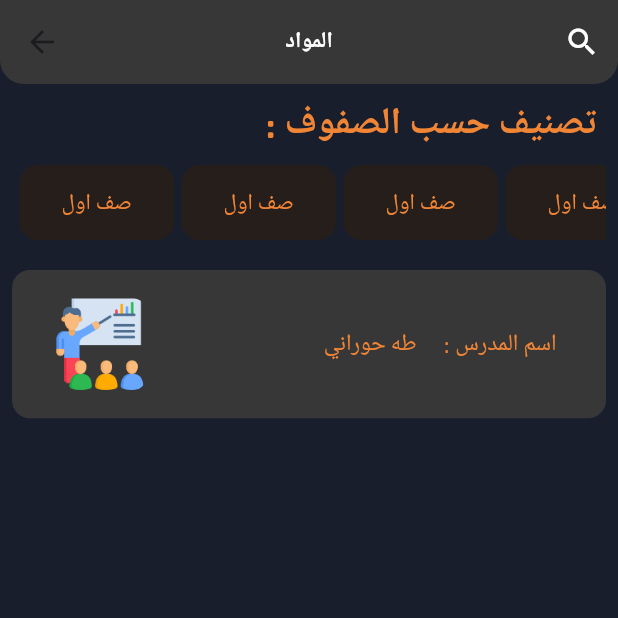
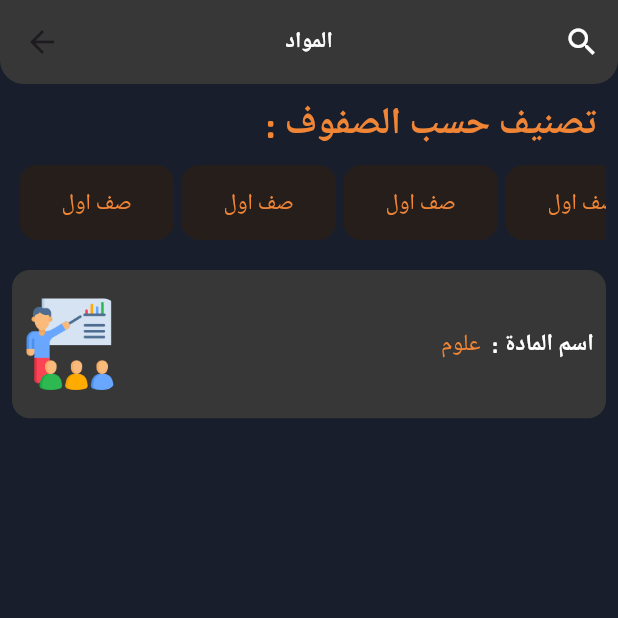
Before and after one commit to Taha12aas/quizapp, a Flutter app: the TeacherSubjects screen opened by its route, on a phone screen of 412 x 824 dp, the top half of it. Run offline on Flutter 3.47's test engine with Material 3 defaults, Android fonts, the phone set to English and light mode, and no system bars; missing offline and left inert: font_awesome_icon_class; project files that could hold a hidden picture were left out.

Commit message:
Refactoring TeacherCard and CardSubjects

```diff
--- a/lib/Mobile/views/teacher_subjects.dart
+++ b/lib/Mobile/views/teacher_subjects.dart
@@ -9,24 +9,22 @@ class TeacherSubjects extends StatelessWidget {
   static String id = 'TeacherSubjects';
   @override
   Widget build(BuildContext context) {
-    double screenHeight = MediaQuery.of(context).size.height;
-    double screenWidth = MediaQuery.of(context).size.width;
     return Scaffold(
       appBar: customAppBar('المواد', true),
-      body: Padding(
-        padding: const EdgeInsets.all(8.0),
+      body: const Padding(
+        padding: EdgeInsets.all(8.0),
         child: Column(
           crossAxisAlignment: CrossAxisAlignment.end,
           children: [
-            const Text(
+            Text(
               ' : تصنيف حسب الصفوف ',
               style: FontStyleApp.textStyleOrangeBold25,
             ),
-            const ListViewButtonClass(),
-            const SizedBox(
+            ListViewButtonClass(),
+            SizedBox(
               height: 20,
             ),
-            CardSubjects(screenHeight: screenHeight, screenWidth: screenWidth)
+            CardSubjects()
           ],
         ),
       ),
--- a/lib/Mobile/widgets/home_view/teacher_card.dart
+++ b/lib/Mobile/widgets/home_view/teacher_card.dart
@@ -8,7 +8,7 @@ class TeacherCard extends StatelessWidget {
 
   @override
   Widget build(BuildContext context) {
-    // double screenWidth = MediaQuery.of(context).size.width;
+    double screenWidth = MediaQuery.of(context).size.width;
     double screenHeight = MediaQuery.of(context).size.height;
     return Container(
       width: double.infinity,
@@ -25,8 +25,7 @@ class TeacherCard extends StatelessWidget {
             borderRadius: BorderRadius.circular(8),
             child: Image.asset(
               'assets/images/TeachersTaha.jpg',
-              // عرض الصورة
-              height: screenHeight * 0.074, // ارتفاع الصورة
+              height: screenHeight * 0.074,
               fit: BoxFit.cover,
             ),
           ),
@@ -42,21 +41,17 @@ class TeacherCard extends StatelessWidget {
                       'طه حوراني',
                       style: FontStyleApp.textStyleOrange15
                           .copyWith(fontSize: getResponsiveText(context, 15)),
-                      // نص برتقالي
                     ),
-                    const SizedBox(
-                      width: 10,
-                    ),
+                    SizedBox(width: screenWidth * 0.02),
                     Text(
                       ': اسم المدرس',
                       style: FontStyleApp.textStylewite15
                           .copyWith(fontSize: getResponsiveText(context, 15)),
-                      // نص أبيض
                     ),
                   ],
                 ),
-                const SizedBox(
-                  height: 10,
+                SizedBox(
+                  height: screenHeight * 0.02,
                 ),
                 Row(
                   mainAxisAlignment: MainAxisAlignment.end,
--- a/lib/Mobile/widgets/teachers_view_and_teacher_subjects/card_subjects.dart
+++ b/lib/Mobile/widgets/teachers_view_and_teacher_subjects/card_subjects.dart
@@ -1,55 +1,62 @@
-
 import 'package:flutter/material.dart';
 import 'package:quizapp/constants.dart';
 import 'package:quizapp/font_style.dart';
 import 'package:quizapp/responsive_text.dart';
 
 class CardSubjects extends StatelessWidget {
-  const CardSubjects({
-    super.key,
-    required this.screenHeight,
-    required this.screenWidth,
-  });
-
-  final double screenHeight;
-  final double screenWidth;
+  const CardSubjects({super.key});
 
   @override
   Widget build(BuildContext context) {
+    final double screenHeight = MediaQuery.of(context).size.height;
+    final double screenWidth = MediaQuery.of(context).size.width;
+
     return Container(
       width: double.infinity,
       height: screenHeight * 0.12,
       decoration: BoxDecoration(
-          borderRadius: BorderRadius.circular(12), color: kAshenColor),
+        borderRadius: BorderRadius.circular(12),
+        color: kAshenColor,
+      ),
       child: Row(
-        mainAxisAlignment: MainAxisAlignment.spaceBetween,
+        crossAxisAlignment: CrossAxisAlignment.center,
         children: [
-          const SizedBox(
-            width: 10,
-          ),
+          SizedBox(width: screenWidth * 0.02),
           ClipRRect(
             borderRadius: BorderRadius.circular(8),
             child: Image.asset(
               'assets/images/Teachers.png',
-              // عرض الصورة
-              height: screenHeight * 0.074, // ارتفاع الصورة
+              height: screenHeight * 0.074,
+              width: screenHeight * 0.074,
               fit: BoxFit.cover,
             ),
           ),
-          SizedBox(
-            width: screenWidth * 0.2,
+          Expanded(
+            child: Row(
+              mainAxisAlignment: MainAxisAlignment.end,
+              crossAxisAlignment: CrossAxisAlignment.center,
+              children: [
+                Text(
+                  'علوم',
+                  style: FontStyleApp.textStyleOrange15.copyWith(
+                    fontSize: getResponsiveText(context, 15),
+                  ),
+                  softWrap: false,
+                  overflow: TextOverflow.ellipsis,
+                ),
+                SizedBox(width: screenWidth * 0.01),
+                Text(
+                  ' : اسم المادة',
+                  style: FontStyleApp.textStylewite15.copyWith(
+                    fontSize: getResponsiveText(context, 15),
+                  ),
+                  softWrap: false,
+                  overflow: TextOverflow.ellipsis,
+                ),
+              ],
+            ),
           ),
-          Text(
-            'طه حوراني',
-            style: FontStyleApp.textStyleOrange15
-                .copyWith(fontSize: getResponsiveText(context, 15)),
-          ),
-          Text(': اسم المدرس',
-              style: FontStyleApp.textStyleOrange15
-                  .copyWith(fontSize: getResponsiveText(context, 15))),
-          const SizedBox(
-            width: 15,
-          )
+          SizedBox(width: screenWidth * 0.02),
         ],
       ),
     );
```
